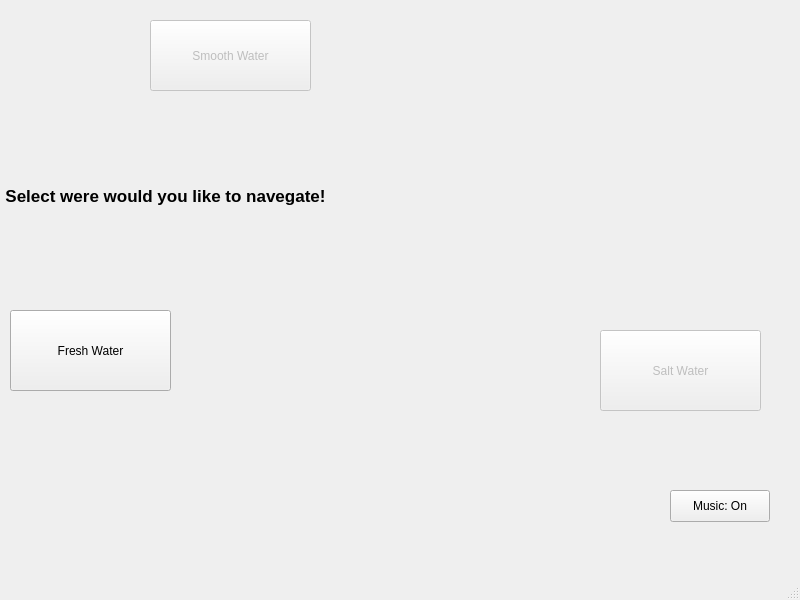
Old version of the form A8/view.ui in the repository University-of-Utah-CS3505/a8-edu-app-xing-liu123.
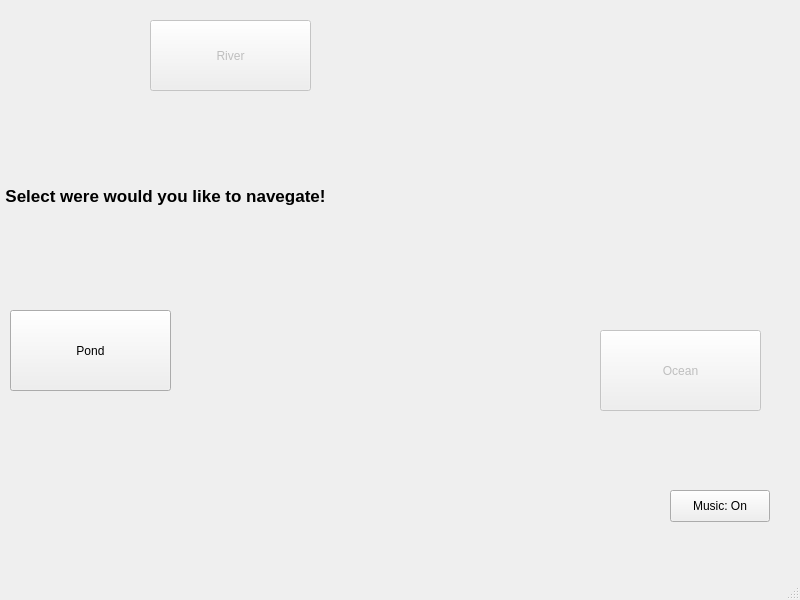
New version of the form. The open tabs and pages were chosen to show the change.

The edit to the form file:
```diff
--- a/A8/view.ui
+++ b/A8/view.ui
@@ -46,7 +46,7 @@
        </rect>
       </property>
       <property name="text">
-       <string>Fresh Water</string>
+       <string>Pond</string>
       </property>
      </widget>
      <widget class="QPushButton" name="smoothWaterButton">
@@ -62,7 +62,7 @@
        </rect>
       </property>
       <property name="text">
-       <string>Smooth Water</string>
+       <string>River</string>
       </property>
      </widget>
      <widget class="QPushButton" name="saltWaterButton">
@@ -78,7 +78,7 @@
        </rect>
       </property>
       <property name="text">
-       <string>Salt Water</string>
+       <string>Ocean</string>
       </property>
      </widget>
      <widget class="QLabel" name="label_3">
```
Left out of the diff: 4 changed lines with no effect on the pictures.
